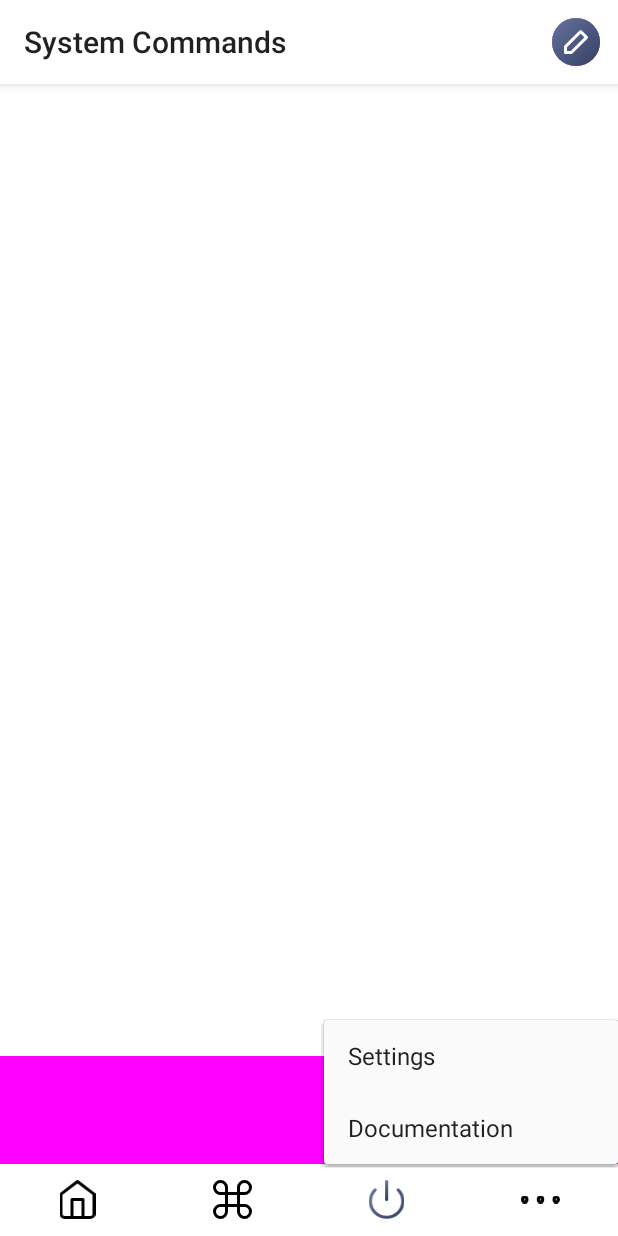
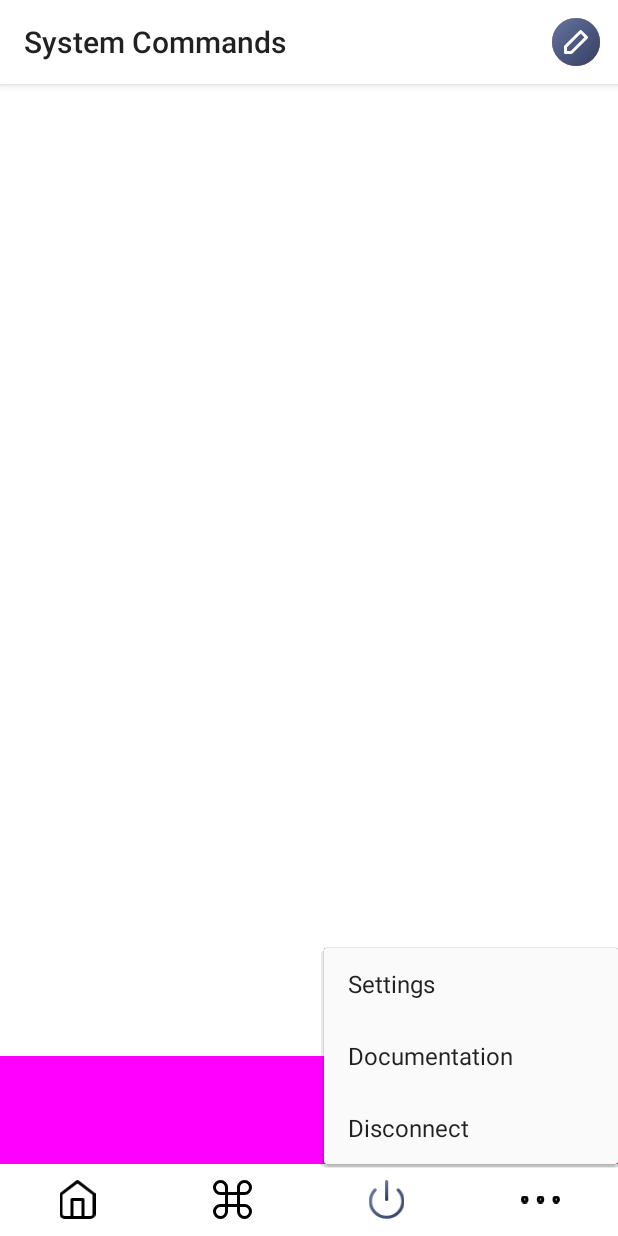
Before and after one commit to arabello/dokey-android, an Android app: the HomeActivity screen opened directly, with no data from a screen before it, item 4 of the bottom bar chosen, on a phone screen of 412 x 824 dp. Run offline under Robolectric (Android 15) with nearby library versions, the phone set to English and light mode, and no system bars; libraries missing offline, so code that uses them is left out: io.matteopellegrino.pagedgrid; plain views replace PagedGridView; 4 statements that could not run were skipped.

Commit message:
Add disconnect feature in more menu

```diff
--- a/app/src/main/res/menu/more.xml
+++ b/app/src/main/res/menu/more.xml
@@ -11,4 +11,9 @@
         android:id="@+id/action_more_docs"
         android:title="@string/title_more_docs"
         app:showAsAction="never"/>
+
+    <item
+        android:id="@+id/action_more_disconnect"
+        android:title="@string/title_more_disconnect"
+        app:showAsAction="never"/>
 </menu>
--- a/app/src/main/res/values/strings.xml
+++ b/app/src/main/res/values/strings.xml
@@ -15,6 +15,7 @@
     <!-- More menu -->
     <string name="title_more_settings">Settings</string>
     <string name="title_more_docs">Documentation</string>
+    <string name="title_more_disconnect">Disconnect</string>
 
     <!-- Activity Connect -->
     <string name="acty_connect_msg">Connecting</string>
```
Also changed, not shown: app/src/main/java/io/rocketguys/dokey/HomeActivity.kt (+12 -3 lines).
